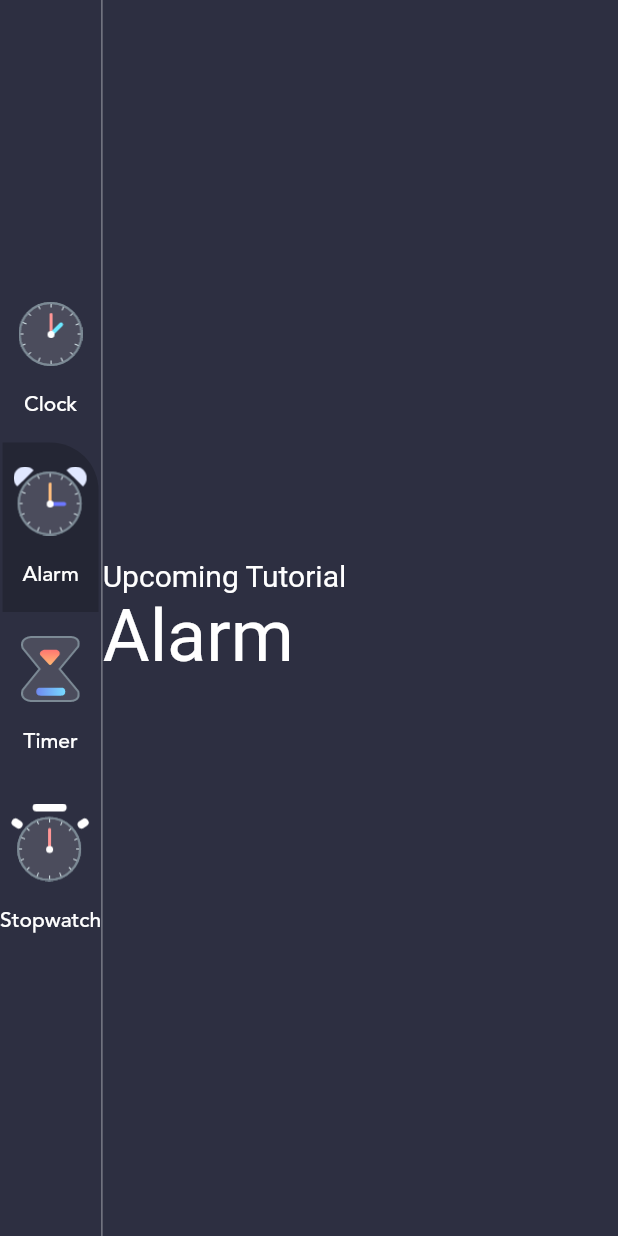
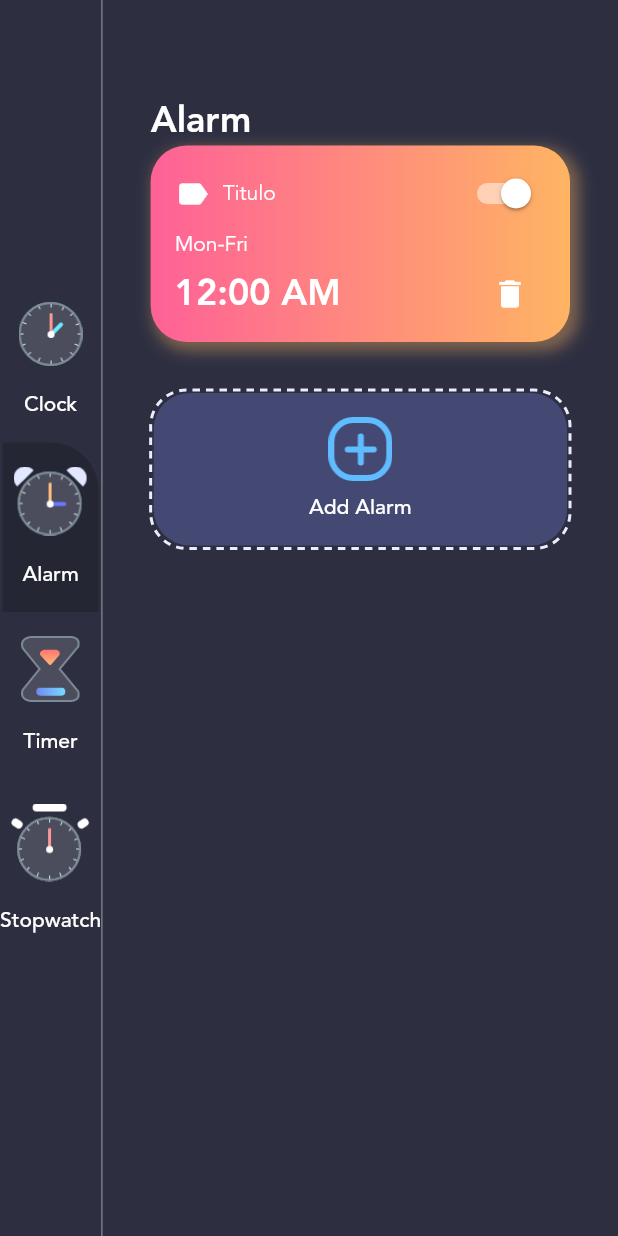
Before and after one commit to GonzaloAldana/Alarm-App-Flutter, a Flutter app: the screen it shows after launch, after a tap on "Alarm", on a phone screen of 412 x 824 dp. Run offline on Flutter 3.47's test engine with Material 2 defaults, Android fonts, the phone set to English and light mode, and no system bars; drawn by our look-alikes of dotted_border.

Commit message:
Alarm page, no functionality

```diff
--- /dev/null
+++ b/lib/views/alarm_page.dart
@@ -0,0 +1,324 @@
+import 'package:alarm_app/constants/theme_data.dart';
+import 'package:alarm_app/models/alarm_info.dart';
+import 'package:dotted_border/dotted_border.dart';
+import 'package:flutter/material.dart';
+import 'package:intl/intl.dart';
+
+class AlarmPage extends StatefulWidget {
+  const AlarmPage({Key? key}) : super(key: key);
+
+  @override
+  _AlarmPageState createState() => _AlarmPageState();
+}
+
+class _AlarmPageState extends State<AlarmPage> {
+  late DateTime _alarmTime;
+  late String _alarmTimeString;
+  // TODO add functionality
+  // AlarmHelper _alarmHelper = AlarmHelper();
+  late Future<List<AlarmInfo>> _alarms;
+  late List<AlarmInfo> _currentAlarms;
+
+  @override
+  void initState() {
+    _alarmTime = DateTime.now();
+    loadAlarms();
+    /* _alarmHelper.initializeDatabase().then((value) {
+      loadAlarms();
+    }); */
+    super.initState();
+  }
+
+  void loadAlarms() {
+    _alarms = Future.delayed(const Duration(seconds: 1)).then((value) => [
+          AlarmInfo(
+              title: 'Titulo',
+              alarmDateTime: DateTime(2023),
+              gradientColorIndex: 1)
+        ]);
+    // _alarms = _alarmHelper.getAlarms();
+    if (mounted) setState(() {});
+  }
+
+  @override
+  Widget build(BuildContext context) {
+    final _addAlarmBtn = DottedBorder(
+      strokeWidth: 2,
+      color: CustomColors.clockOutline,
+      borderType: BorderType.RRect,
+      radius: const Radius.circular(24),
+      dashPattern: const [5, 4],
+      child: Container(
+        width: double.infinity,
+        decoration: BoxDecoration(
+          color: CustomColors.clockBG,
+          borderRadius: const BorderRadius.all(Radius.circular(24)),
+        ),
+        child: TextButton(
+          style: TextButton.styleFrom(
+            padding: const EdgeInsets.symmetric(horizontal: 32, vertical: 16),
+          ),
+          onPressed: () {
+            _alarmTimeString = DateFormat('HH:mm').format(DateTime.now());
+            showModalBottomSheet(
+              useRootNavigator: true,
+              context: context,
+              clipBehavior: Clip.antiAlias,
+              shape: const RoundedRectangleBorder(
+                borderRadius: BorderRadius.vertical(
+                  top: Radius.circular(24),
+                ),
+              ),
+              builder: (context) {
+                return StatefulBuilder(
+                  builder: (context, setModalState) {
+                    return Container(
+                      padding: const EdgeInsets.all(32),
+                      child: Column(
+                        children: [
+                          TextButton(
+                            onPressed: () async {
+                              var selectedTime = await showTimePicker(
+                                context: context,
+                                initialTime: TimeOfDay.now(),
+                              );
+                              if (selectedTime != null) {
+                                final now = DateTime.now();
+                                var selectedDateTime = DateTime(
+                                    now.year,
+                                    now.month,
+                                    now.day,
+                                    selectedTime.hour,
+                                    selectedTime.minute);
+                                _alarmTime = selectedDateTime;
+                                setModalState(() {
+                                  _alarmTimeString = DateFormat('HH:mm')
+                                      .format(selectedDateTime);
+                                });
+                              }
+                            },
+                            child: Text(
+                              _alarmTimeString,
+                              style: const TextStyle(fontSize: 32),
+                            ),
+                          ),
+                          const ListTile(
+                            title: Text('Repeat'),
+                            trailing: Icon(Icons.arrow_forward_ios),
+                          ),
+                          const ListTile(
+                            title: Text('Sound'),
+                            trailing: Icon(Icons.arrow_forward_ios),
+                          ),
+                          const ListTile(
+                            title: Text('Title'),
+                            trailing: Icon(Icons.arrow_forward_ios),
+                          ),
+                          FloatingActionButton.extended(
+                            onPressed: onSaveAlarm,
+                            icon: const Icon(Icons.alarm),
+                            label: const Text('Save'),
+                          ),
+                        ],
+                      ),
+                    );
+                  },
+                );
+              },
+            );
+            // scheduleAlarm();
+          },
+          child: Column(
+            children: <Widget>[
+              Image.asset(
+                'assets/add_alarm.png',
+                scale: 1.5,
+              ),
+              const SizedBox(height: 8),
+              const Text(
+                'Add Alarm',
+                style: TextStyle(color: Colors.white, fontFamily: 'avenir'),
+              ),
+            ],
+          ),
+        ),
+      ),
+    );
+
+    _cards(AsyncSnapshot<List<AlarmInfo>> snapshot) =>
+        snapshot.data!.map<Widget>((alarm) {
+          var alarmTime = DateFormat('hh:mm aa').format(alarm.alarmDateTime);
+          var gradientColor = GradientTemplate
+              .gradientTemplate[alarm.gradientColorIndex].colors;
+          return Container(
+            margin: const EdgeInsets.only(bottom: 32),
+            padding: const EdgeInsets.symmetric(horizontal: 16, vertical: 8),
+            decoration: BoxDecoration(
+              gradient: LinearGradient(
+                colors: gradientColor,
+                begin: Alignment.centerLeft,
+                end: Alignment.centerRight,
+              ),
+              boxShadow: [
+                BoxShadow(
+                  color: gradientColor.last.withOpacity(0.4),
+                  blurRadius: 8,
+                  spreadRadius: 2,
+                  offset: const Offset(4, 4),
+                ),
+              ],
+              borderRadius: const BorderRadius.all(Radius.circular(24)),
+            ),
+            child: Column(
+              crossAxisAlignment: CrossAxisAlignment.start,
+              children: <Widget>[
+                Row(
+                  mainAxisAlignment: MainAxisAlignment.spaceBetween,
+                  children: <Widget>[
+                    Row(
+                      children: <Widget>[
+                        const Icon(
+                          Icons.label,
+                          color: Colors.white,
+                          size: 24,
+                        ),
+                        const SizedBox(width: 8),
+                        Text(
+                          alarm.title,
+                          style: const TextStyle(
+                              color: Colors.white, fontFamily: 'avenir'),
+                        ),
+                      ],
+                    ),
+                    Switch(
+                      onChanged: (bool value) {},
+                      value: true,
+                      activeColor: Colors.white,
+                    ),
+                  ],
+                ),
+                const Text(
+                  'Mon-Fri',
+                  style: TextStyle(color: Colors.white, fontFamily: 'avenir'),
+                ),
+                Row(
+                  mainAxisAlignment: MainAxisAlignment.spaceBetween,
+                  children: <Widget>[
+                    Text(
+                      alarmTime,
+                      style: const TextStyle(
+                          color: Colors.white,
+                          fontFamily: 'avenir',
+                          fontSize: 24,
+                          fontWeight: FontWeight.w700),
+                    ),
+                    IconButton(
+                        icon: const Icon(Icons.delete),
+                        color: Colors.white,
+                        onPressed: () {
+                          deleteAlarm(alarm.id!);
+                        }),
+                  ],
+                ),
+              ],
+            ),
+          );
+        });
+
+    final _futureContainer = Expanded(
+      child: FutureBuilder<List<AlarmInfo>>(
+        future: _alarms,
+        builder: (context, snapshot) {
+          if (snapshot.hasData) {
+            _currentAlarms = snapshot.data!;
+            return ListView(
+              children: _cards(snapshot).toList().followedBy([
+                if (_currentAlarms.length < 5)
+                  _addAlarmBtn
+                else
+                  const Center(
+                      child: Text(
+                    'Only 5 alarms allowed!',
+                    style: TextStyle(color: Colors.white),
+                  )),
+              ]).toList(),
+            );
+          }
+          return const Center(
+            child: Text(
+              'Loading..',
+              style: TextStyle(color: Colors.white),
+            ),
+          );
+        },
+      ),
+    );
+
+    return Container(
+      padding: const EdgeInsets.symmetric(horizontal: 32, vertical: 64),
+      child: Column(
+        crossAxisAlignment: CrossAxisAlignment.start,
+        children: <Widget>[
+          Text(
+            'Alarm',
+            style: TextStyle(
+                fontFamily: 'avenir',
+                fontWeight: FontWeight.w700,
+                color: CustomColors.primaryTextColor,
+                fontSize: 24),
+          ),
+          _futureContainer,
+        ],
+      ),
+    );
+  }
+
+  void scheduleAlarm(
+      DateTime scheduledNotificationDateTime, AlarmInfo alarmInfo) async {
+    /*
+    var androidPlatformChannelSpecifics = AndroidNotificationDetails(
+      'alarm_notif',
+      'alarm_notif',
+      'Channel for Alarm notification',
+      icon: 'codex_logo',
+      sound: RawResourceAndroidNotificationSound('a_long_cold_sting'),
+      largeIcon: DrawableResourceAndroidBitmap('codex_logo'),
+    );
+
+    var iOSPlatformChannelSpecifics = IOSNotificationDetails(
+        sound: 'a_long_cold_sting.wav',
+        presentAlert: true,
+        presentBadge: true,
+        presentSound: true);
+    var platformChannelSpecifics = NotificationDetails(
+        androidPlatformChannelSpecifics, iOSPlatformChannelSpecifics);
+
+    await flutterLocalNotificationsPlugin.schedule(0, 'Office', alarmInfo.title,
+        scheduledNotificationDateTime, platformChannelSpecifics); */
+  }
+
+  void onSaveAlarm() {
+    DateTime scheduleAlarmDateTime;
+    if (_alarmTime.isAfter(DateTime.now())) {
+      scheduleAlarmDateTime = _alarmTime;
+    } else {
+      scheduleAlarmDateTime = _alarmTime.add(const Duration(days: 1));
+    }
+
+    var alarmInfo = AlarmInfo(
+      alarmDateTime: scheduleAlarmDateTime,
+      gradientColorIndex: _currentAlarms.length,
+      title: 'alarm',
+    );
+    // _alarmHelper.insertAlarm(alarmInfo);
+    scheduleAlarm(scheduleAlarmDateTime, alarmInfo);
+    Navigator.pop(context);
+    loadAlarms();
+  }
+
+  void deleteAlarm(int id) {
+    // _alarmHelper.delete(id);
+    //unsubscribe for notification
+    loadAlarms();
+  }
+}
--- a/lib/views/home.dart
+++ b/lib/views/home.dart
@@ -1,6 +1,7 @@
 import 'package:alarm_app/constants/theme_data.dart';
 import 'package:alarm_app/data.dart';
 import 'package:alarm_app/models/menu_info.dart';
+import 'package:alarm_app/views/alarm_page.dart';
 import 'package:alarm_app/views/clock_page.dart';
 import 'package:flutter/material.dart';
 import 'package:provider/provider.dart';
@@ -35,10 +36,9 @@ class _HomePageState extends State<HomePage> {
               builder: (BuildContext context, MenuInfo value, Widget? child) {
                 if (value.menuType == MenuType.clock) {
                   return const ClockPage();
-                } /* else if (value.menuType == MenuType.alarm) {
-                  return AlarmPage();
-                } */
-                else {
+                } else if (value.menuType == MenuType.alarm) {
+                  return const AlarmPage();
+                } else {
                   return SizedBox(
                     child: RichText(
                       text: TextSpan(
--- a/pubspec.yaml
+++ b/pubspec.yaml
@@ -25,6 +25,7 @@ dependencies:
     sdk: flutter
   intl: ^0.17.0
   provider: ^6.0.3
+  dotted_border: ^2.0.0+2
 
 
   # The following adds the Cupertino Icons font to your application.
```
Also changed, not shown: pubspec.lock.
